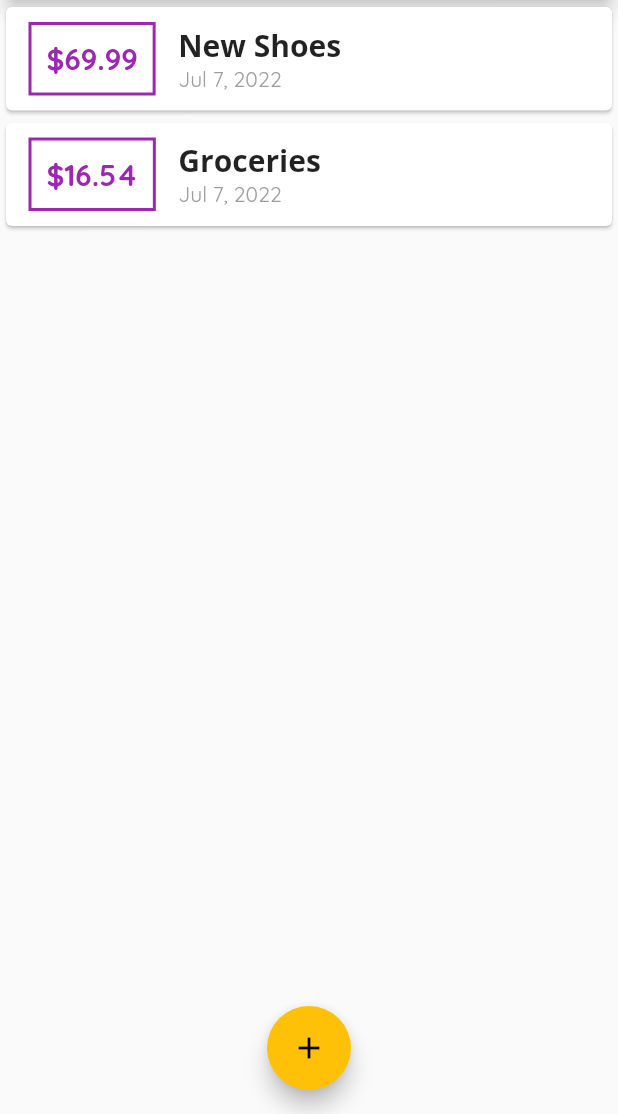
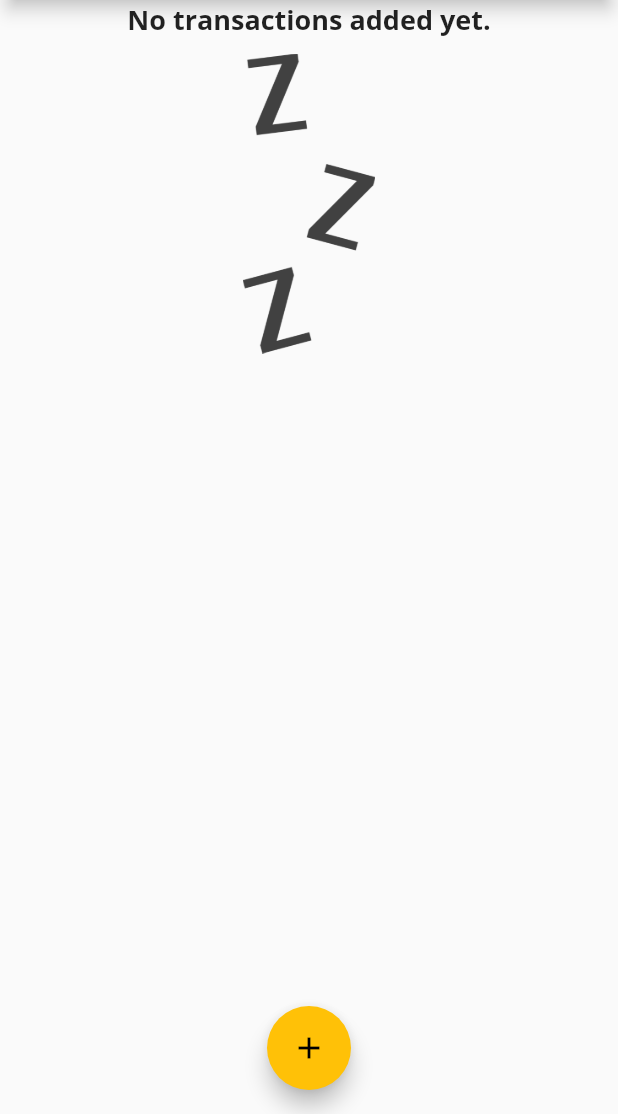
Before and after one commit to ReshmiCode/Learning-Flutter, a Flutter app: the screen it shows after launch, on a phone screen of 412 x 824 dp, the part 122-1236 px from its top. Run offline on Flutter 3.47's test engine with Material 2 defaults, Android fonts, the phone set to English and light mode, and no system bars.

Commit message:
add 0 elements img

```diff
--- a/expense_app/lib/main.dart
+++ b/expense_app/lib/main.dart
@@ -40,10 +40,10 @@ class MyHomePage extends StatefulWidget {
 
 class _MyHomePageState extends State<MyHomePage> {
   final List<Transaction> _userTransactions = [
-    Transaction(
-        id: 't1', title: 'New Shoes', amount: 69.99, date: DateTime.now()),
-    Transaction(
-        id: 't2', title: 'Groceries', amount: 16.54, date: DateTime.now())
+    // Transaction(
+    //     id: 't1', title: 'New Shoes', amount: 69.99, date: DateTime.now()),
+    // Transaction(
+    //     id: 't2', title: 'Groceries', amount: 16.54, date: DateTime.now())
   ];
 
   void _addTransaction(String title, double amount) {
--- a/expense_app/lib/widgets/transaction_list.dart
+++ b/expense_app/lib/widgets/transaction_list.dart
@@ -12,12 +12,30 @@ class TransactionList extends StatelessWidget {
   Widget build(BuildContext context) {
     return Container(
       height: 450,
-      child: ListView.builder(
+      child: transactions.isEmpty
+          ? Column(
+              children: [
+                Text("No transactions added yet.",
+                    style: Theme.of(context).textTheme.headline6),
+                SizedBox(
+                  height: 10,
+                ),
+                Container(
+                  height: 200,
+                  child: Image.asset(
+                    'assets/images/waiting.png',
+                    fit: BoxFit.cover,
+                  ),
+                )
+              ],
+            )
+          : ListView.builder(
               itemBuilder: (ctx, index) => Card(
                   child: Row(
                 children: [
                   Container(
-                margin: EdgeInsets.symmetric(vertical: 10, horizontal: 15),
+                      margin:
+                          EdgeInsets.symmetric(vertical: 10, horizontal: 15),
                       decoration: BoxDecoration(
                           border: Border.all(
                         color: Theme.of(context).primaryColor,
```
Also changed, not shown: expense_app/pubspec.yaml (+2 -9 lines), expense_app/assets/images/waiting.png (added). Lines whose indentation alone changed are shown as unchanged.
